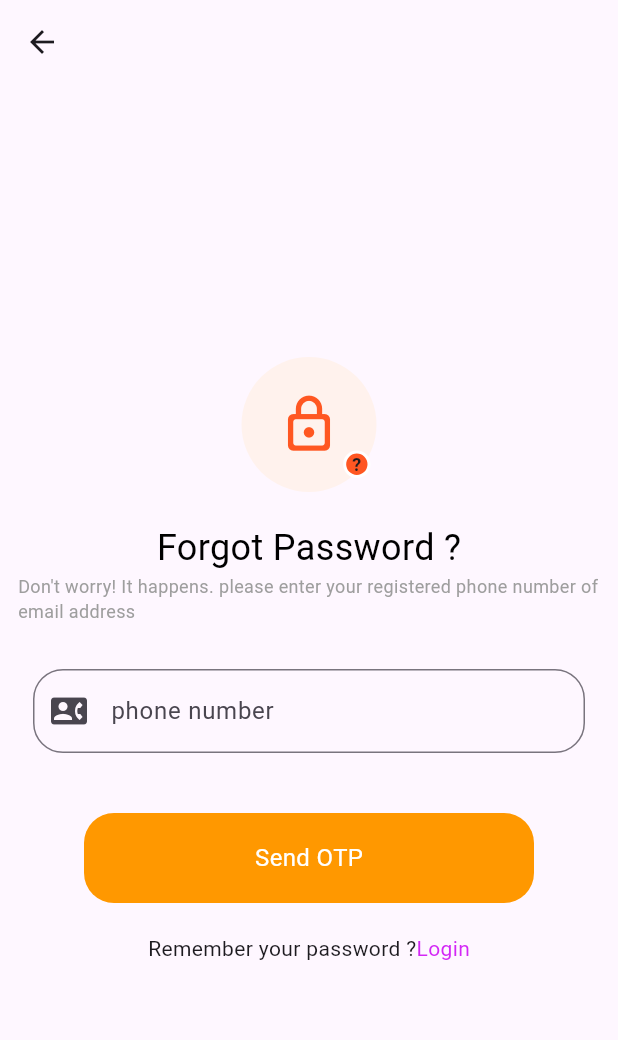
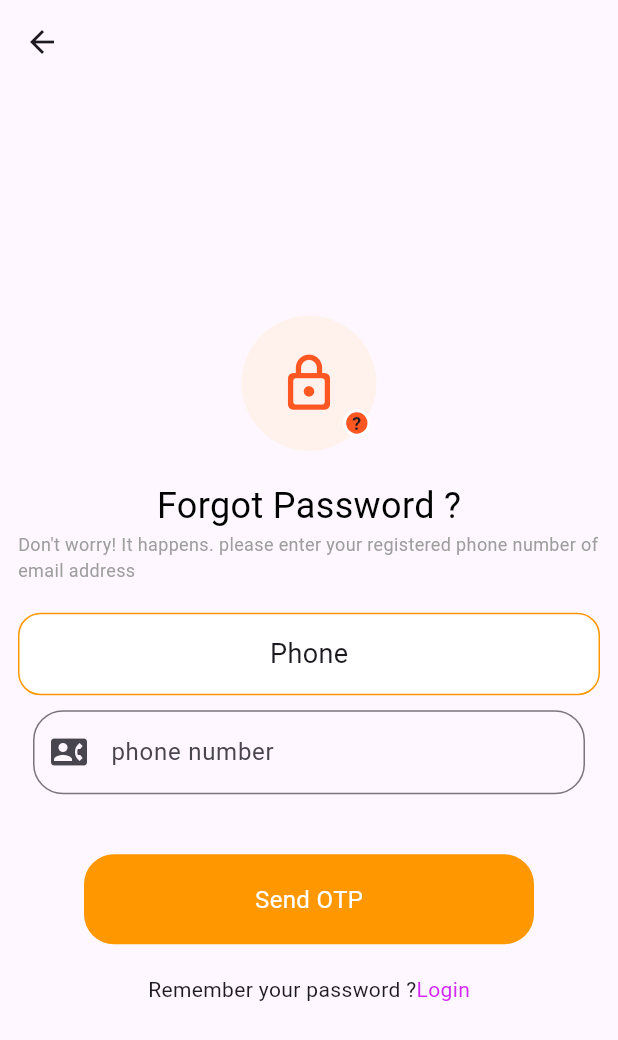
Before and after one commit to mdmehedidesktop-dotcom/navigation-, a Flutter app: the screen it shows after launch, on a phone screen of 412 x 824 dp. Shown: the top 1040 px of the screen. Run offline on Flutter 3.47's test engine with Material 3 defaults, Android fonts, the phone set to English and light mode, and no system bars.

Commit message:
Update project

```diff
--- a/lib/Screen/forgot_password.dart
+++ b/lib/Screen/forgot_password.dart
@@ -51,6 +51,24 @@ class _ForgotPasswordState extends State<ForgotPassword> {
             Text("Don't worry! It happens. please enter your registered phone number of email address",
             style: TextStyle(fontSize: 12,color: Colors.grey),),
             SizedBox(height: 20,),
+            Row(
+              children: [
+                Expanded(child: Container(
+                  height: 55,
+                  width: 60,
+                  decoration: BoxDecoration(
+                    color: Colors.white,
+                    border: Border.all(color: Colors.orange),
+                    borderRadius: BorderRadius.circular(15),
+                  ),
+                  child: Center(
+                    child: Text("Phone",style: TextStyle(fontSize: 18),),
+                  ),
+                ))
+              ],
+
+            ),
+
             MyTextField(email: TextEditingController(), hint: 'phone number', mLine: 1, icon: Icons.contact_phone, suffixIcon: null,),
             SizedBox(height: 30,),
             CusttomButton(color: Colors.orange, onTap: () {  }, title: 'Send OTP', height:60, width: 300, textColor: Colors.white,),
```
